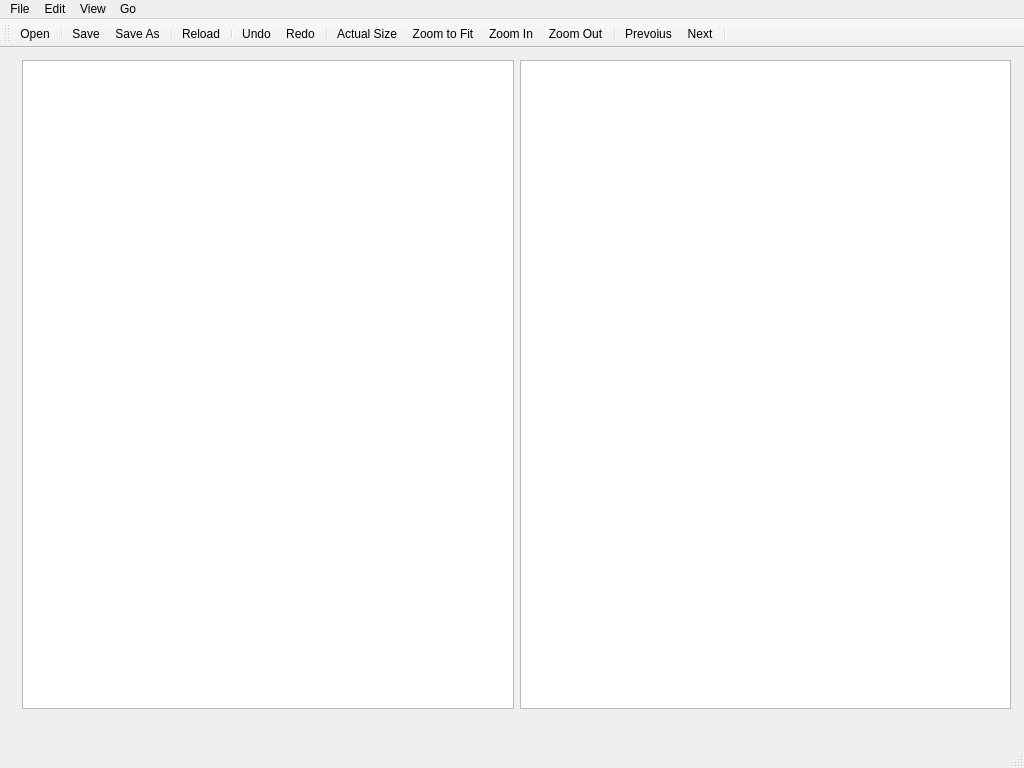
Before: the Qt Designer form src/gui/mainwindow.ui in CervecerosCodigo/CCIMP, drawn with Qt 5.
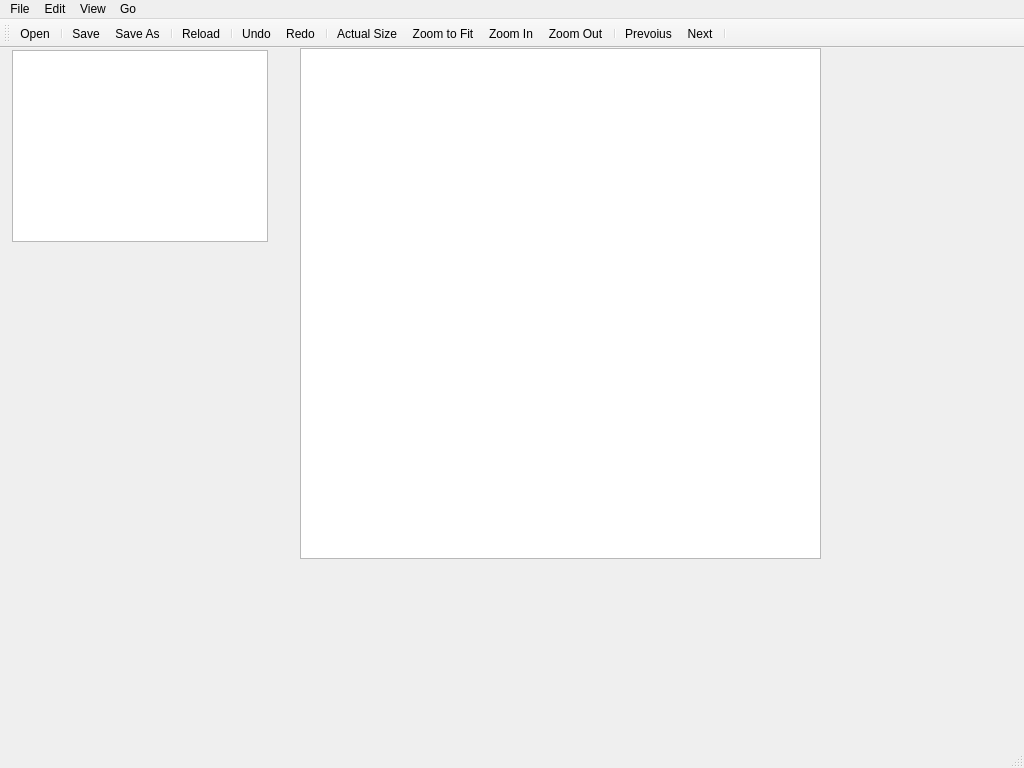
After: the same form once the commit is applied. Icons and pictures are not drawn. Custom widgets are drawn as their Qt base class.

```diff
--- a/src/gui/mainwindow.ui
+++ b/src/gui/mainwindow.ui
@@ -14,30 +14,25 @@
    <string>MainWindow</string>
   </property>
   <widget class="QWidget" name="centralWidget">
-   <widget class="QWidget" name="layoutWidget">
+   <widget class="QGraphicsView" name="graphicsView">
     <property name="geometry">
      <rect>
-      <x>11</x>
-      <y>1</y>
-      <width>1011</width>
-      <height>671</height>
+      <x>300</x>
+      <y>0</y>
+      <width>521</width>
+      <height>511</height>
      </rect>
     </property>
-    <layout class="QHBoxLayout" name="horizontalLayout">
-     <item>
-      <widget class="ccimp_tree_view" name="treeView"/>
-     </item>
-     <item>
-      <widget class="ccimp_img_view" name="graphicsView">
-       <property name="sizePolicy">
-        <sizepolicy hsizetype="Expanding" vsizetype="Expanding">
-         <horstretch>0</horstretch>
-         <verstretch>0</verstretch>
-        </sizepolicy>
-       </property>
-      </widget>
-     </item>
-    </layout>
+   </widget>
+   <widget class="ccimp_tree_view" name="treeView">
+    <property name="geometry">
+     <rect>
+      <x>12</x>
+      <y>2</y>
+      <width>256</width>
+      <height>192</height>
+     </rect>
+    </property>
    </widget>
   </widget>
   <widget class="QMenuBar" name="menuBar">
@@ -279,11 +274,6 @@
    <extends>QTreeView</extends>
    <header>gui/ccimp_tree_view.h</header>
   </customwidget>
-  <customwidget>
-   <class>ccimp_img_view</class>
-   <extends>QGraphicsView</extends>
-   <header>gui/ccimp_img_view.h</header>
-  </customwidget>
  </customwidgets>
  <resources>
   <include location="../../res/resources.qrc"/>
```
